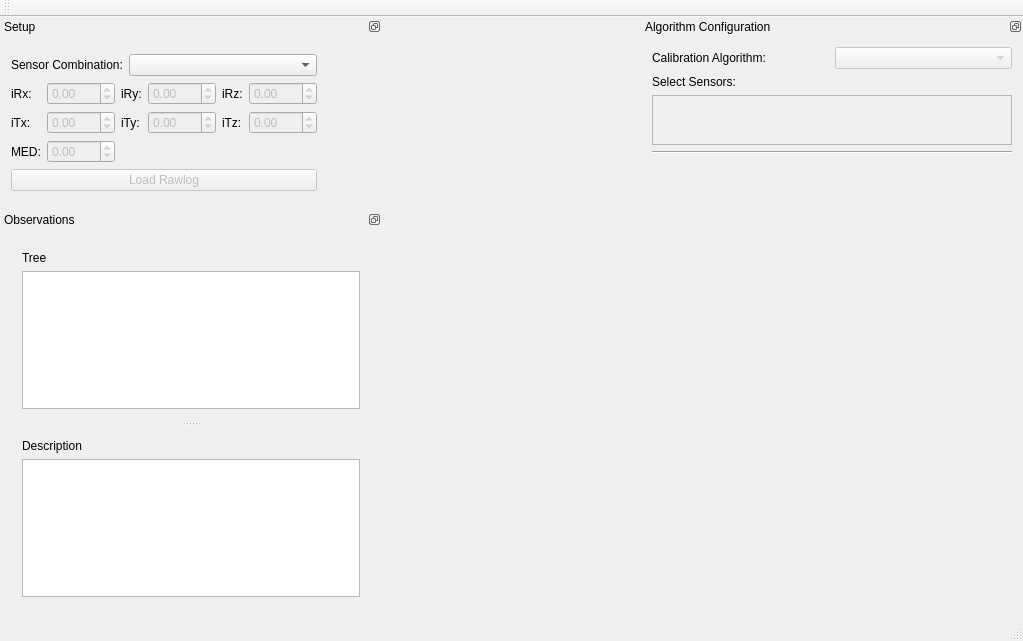
First picture: the form in gui/CMainWindow.ui, repository MRPT/autocalib-sensor-extrinsics, before the edit.
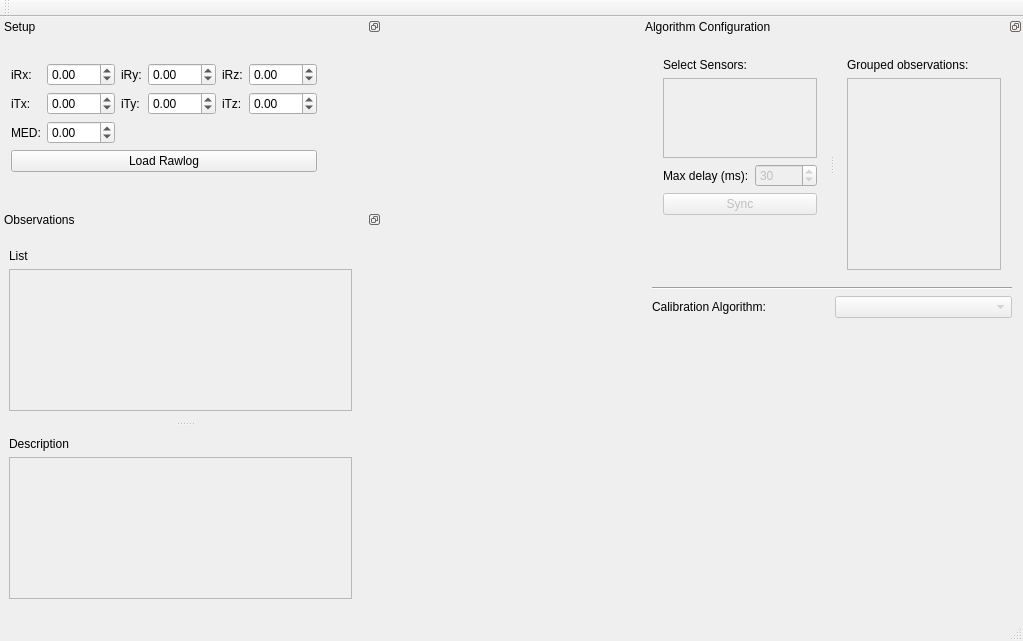
Second picture: the form after the edit. Custom widgets are drawn as their Qt base class.

Commit message:
Regroup observations based on time, GUI changes
* Added option to regroup observations based on time stamp proximity
* Added a list view to display original list of observations
* Refactoring

Patch:
```diff
--- a/gui/CMainWindow.ui
+++ b/gui/CMainWindow.ui
@@ -70,31 +70,12 @@
      </sizepolicy>
     </property>
     <layout class="QVBoxLayout" name="verticalLayout">
-     <item>
-      <layout class="QFormLayout" name="formLayout">
-       <item row="0" column="0">
-        <widget class="QLabel" name="sensors_label">
-         <property name="text">
-          <string>Sensor Combination:</string>
-         </property>
-        </widget>
-       </item>
-       <item row="0" column="1">
-        <widget class="QComboBox" name="sensors_cbox">
-         <item>
-          <property name="text">
-           <string/>
-          </property>
-         </item>
-         <item>
-          <property name="text">
-           <string>RGB-D - RGB-D</string>
-          </property>
-         </item>
-        </widget>
-       </item>
-      </layout>
-     </item>
+     <property name="topMargin">
+      <number>0</number>
+     </property>
+     <property name="rightMargin">
+      <number>9</number>
+     </property>
      <item>
       <layout class="QGridLayout" name="gridLayout">
        <item row="0" column="0">
@@ -107,7 +88,7 @@
        <item row="0" column="1">
         <widget class="QDoubleSpinBox" name="irx_sbox">
          <property name="enabled">
-          <bool>false</bool>
+          <bool>true</bool>
          </property>
          <property name="accessibleName">
           <string>irx</string>
@@ -133,7 +114,7 @@
        <item row="0" column="3">
         <widget class="QDoubleSpinBox" name="iry_sbox">
          <property name="enabled">
-          <bool>false</bool>
+          <bool>true</bool>
          </property>
          <property name="accessibleName">
           <string>iry</string>
@@ -159,7 +140,7 @@
        <item row="0" column="5">
         <widget class="QDoubleSpinBox" name="irz_sbox">
          <property name="enabled">
-          <bool>false</bool>
+          <bool>true</bool>
          </property>
          <property name="accessibleName">
           <string>irz</string>
@@ -185,7 +166,7 @@
        <item row="1" column="1">
         <widget class="QDoubleSpinBox" name="itx_sbox">
          <property name="enabled">
-          <bool>false</bool>
+          <bool>true</bool>
          </property>
          <property name="accessibleName">
           <string>itx</string>
@@ -211,7 +192,7 @@
        <item row="1" column="3">
         <widget class="QDoubleSpinBox" name="ity_sbox">
          <property name="enabled">
-          <bool>false</bool>
+          <bool>true</bool>
          </property>
          <property name="accessibleName">
           <string>ity</string>
@@ -237,7 +218,7 @@
        <item row="1" column="5">
         <widget class="QDoubleSpinBox" name="itz_sbox">
          <property name="enabled">
-          <bool>false</bool>
+          <bool>true</bool>
          </property>
          <property name="accessibleName">
           <string>itz</string>
@@ -263,7 +244,7 @@
        <item row="2" column="1">
         <widget class="QDoubleSpinBox" name="med_sbox">
          <property name="enabled">
-          <bool>false</bool>
+          <bool>true</bool>
          </property>
          <property name="minimum">
           <double>-10.000000000000000</double>
@@ -281,7 +262,7 @@
      <item>
       <widget class="QPushButton" name="load_rlog_button">
        <property name="enabled">
-        <bool>false</bool>
+        <bool>true</bool>
        </property>
        <property name="text">
         <string>Load Rawlog</string>
@@ -315,40 +296,67 @@
    </attribute>
    <widget class="QWidget" name="observations_dockwidget_contents">
     <layout class="QVBoxLayout" name="verticalLayout_6">
+     <property name="leftMargin">
+      <number>9</number>
+     </property>
+     <property name="rightMargin">
+      <number>21</number>
+     </property>
      <item>
       <widget class="QSplitter" name="splitter">
+       <property name="lineWidth">
+        <number>1</number>
+       </property>
        <property name="orientation">
         <enum>Qt::Vertical</enum>
        </property>
        <property name="handleWidth">
         <number>8</number>
        </property>
-       <widget class="QWidget" name="">
+       <widget class="QWidget" name="layoutWidget">
         <layout class="QVBoxLayout" name="observations_treeview_group">
+         <property name="leftMargin">
+          <number>0</number>
+         </property>
+         <property name="topMargin">
+          <number>9</number>
+         </property>
+         <property name="rightMargin">
+          <number>9</number>
+         </property>
+         <property name="bottomMargin">
+          <number>9</number>
+         </property>
          <item>
           <widget class="QLabel" name="observations_treeview_label">
            <property name="text">
-            <string>Tree</string>
+            <string>List</string>
            </property>
           </widget>
          </item>
          <item>
-          <widget class="QTreeView" name="observations_treeview">
-           <property name="sizePolicy">
-            <sizepolicy hsizetype="Expanding" vsizetype="Expanding">
-             <horstretch>0</horstretch>
-             <verstretch>1</verstretch>
-            </sizepolicy>
-           </property>
-           <attribute name="headerVisible">
+          <widget class="QListView" name="observations_treeview">
+           <property name="enabled">
             <bool>false</bool>
-           </attribute>
+           </property>
           </widget>
          </item>
         </layout>
        </widget>
-       <widget class="QWidget" name="">
+       <widget class="QWidget" name="layoutWidget">
         <layout class="QVBoxLayout" name="observations_description_group">
+         <property name="leftMargin">
+          <number>0</number>
+         </property>
+         <property name="topMargin">
+          <number>9</number>
+         </property>
+         <property name="rightMargin">
+          <number>9</number>
+         </property>
+         <property name="bottomMargin">
+          <number>9</number>
+         </property>
          <item>
           <widget class="QLabel" name="observations_description_label">
            <property name="text">
@@ -357,7 +365,17 @@
           </widget>
          </item>
          <item>
-          <widget class="QTextBrowser" name="observations_description_textbrowser"/>
+          <widget class="QTextBrowser" name="observations_description_textbrowser">
+           <property name="enabled">
+            <bool>false</bool>
+           </property>
+           <property name="sizePolicy">
+            <sizepolicy hsizetype="Expanding" vsizetype="Expanding">
+             <horstretch>0</horstretch>
+             <verstretch>0</verstretch>
+            </sizepolicy>
+           </property>
+          </widget>
          </item>
         </layout>
        </widget>
@@ -376,7 +394,7 @@
    <property name="minimumSize">
     <size>
      <width>382</width>
-     <height>154</height>
+     <height>316</height>
     </size>
    </property>
    <property name="accessibleName">
@@ -414,6 +432,137 @@
      <string>config_content</string>
     </property>
     <layout class="QVBoxLayout" name="verticalLayout_3">
+     <item>
+      <widget class="QSplitter" name="observations_splitter">
+       <property name="orientation">
+        <enum>Qt::Horizontal</enum>
+       </property>
+       <property name="handleWidth">
+        <number>8</number>
+       </property>
+       <widget class="QWidget" name="layoutWidget">
+        <layout class="QVBoxLayout" name="observations_config_group" stretch="0,0,0,1">
+         <item>
+          <layout class="QVBoxLayout" name="sensors_selection_group" stretch="0,1">
+           <item>
+            <widget class="QLabel" name="sensors_selection_label">
+             <property name="text">
+              <string>Select Sensors:</string>
+             </property>
+            </widget>
+           </item>
+           <item>
+            <widget class="QListWidget" name="sensors_selection_list">
+             <property name="enabled">
+              <bool>false</bool>
+             </property>
+             <property name="sizePolicy">
+              <sizepolicy hsizetype="Preferred" vsizetype="Expanding">
+               <horstretch>0</horstretch>
+               <verstretch>1</verstretch>
+              </sizepolicy>
+             </property>
+             <property name="maximumSize">
+              <size>
+               <width>16777215</width>
+               <height>80</height>
+              </size>
+             </property>
+            </widget>
+           </item>
+          </layout>
+         </item>
+         <item>
+          <layout class="QHBoxLayout" name="observations_delay_group">
+           <item>
+            <widget class="QLabel" name="observations_delay_label">
+             <property name="text">
+              <string>Max delay (ms):</string>
+             </property>
+            </widget>
+           </item>
+           <item>
+            <widget class="QSpinBox" name="observations_delay">
+             <property name="enabled">
+              <bool>false</bool>
+             </property>
+             <property name="minimum">
+              <number>0</number>
+             </property>
+             <property name="maximum">
+              <number>5000</number>
+             </property>
+             <property name="singleStep">
+              <number>10</number>
+             </property>
+             <property name="value">
+              <number>30</number>
+             </property>
+            </widget>
+           </item>
+          </layout>
+         </item>
+         <item>
+          <widget class="QPushButton" name="sync_observations_button">
+           <property name="enabled">
+            <bool>false</bool>
+           </property>
+           <property name="text">
+            <string>Sync</string>
+           </property>
+          </widget>
+         </item>
+         <item>
+          <spacer name="observations_config_group_spacer">
+           <property name="orientation">
+            <enum>Qt::Vertical</enum>
+           </property>
+           <property name="sizeHint" stdset="0">
+            <size>
+             <width>20</width>
+             <height>40</height>
+            </size>
+           </property>
+          </spacer>
+         </item>
+        </layout>
+       </widget>
+       <widget class="QWidget" name="layoutWidget">
+        <layout class="QVBoxLayout" name="grouped_observations_group">
+         <item>
+          <widget class="QLabel" name="grouped_observations_label">
+           <property name="text">
+            <string>Grouped observations:</string>
+           </property>
+          </widget>
+         </item>
+         <item>
+          <widget class="QTreeView" name="grouped_observations_treeview">
+           <property name="enabled">
+            <bool>false</bool>
+           </property>
+           <property name="sizePolicy">
+            <sizepolicy hsizetype="Expanding" vsizetype="Expanding">
+             <horstretch>0</horstretch>
+             <verstretch>0</verstretch>
+            </sizepolicy>
+           </property>
+           <attribute name="headerVisible">
+            <bool>false</bool>
+           </attribute>
+          </widget>
+         </item>
+        </layout>
+       </widget>
+      </widget>
+     </item>
+     <item>
+      <widget class="Line" name="line">
+       <property name="orientation">
+        <enum>Qt::Horizontal</enum>
+       </property>
+      </widget>
+     </item>
      <item>
       <layout class="QHBoxLayout" name="algo_group">
        <item>
@@ -428,6 +577,12 @@
          <property name="enabled">
           <bool>false</bool>
          </property>
+         <property name="sizePolicy">
+          <sizepolicy hsizetype="Preferred" vsizetype="Fixed">
+           <horstretch>0</horstretch>
+           <verstretch>0</verstretch>
+          </sizepolicy>
+         </property>
          <item>
           <property name="text">
            <string/>
@@ -448,40 +603,7 @@
       </layout>
      </item>
      <item>
-      <widget class="QLabel" name="label">
-       <property name="text">
-        <string>Select Sensors:</string>
-       </property>
-      </widget>
-     </item>
-     <item>
-      <widget class="QListWidget" name="sensors_selection_list">
-       <property name="enabled">
-        <bool>false</bool>
-       </property>
-       <property name="sizePolicy">
-        <sizepolicy hsizetype="Preferred" vsizetype="Preferred">
-         <horstretch>0</horstretch>
-         <verstretch>0</verstretch>
-        </sizepolicy>
-       </property>
-       <property name="maximumSize">
-        <size>
-         <width>16777215</width>
-         <height>50</height>
-        </size>
-       </property>
-      </widget>
-     </item>
-     <item>
-      <widget class="Line" name="line">
-       <property name="orientation">
-        <enum>Qt::Horizontal</enum>
-       </property>
-      </widget>
-     </item>
-     <item>
-      <spacer name="verticalSpacer">
+      <spacer name="configuration_spacer">
        <property name="orientation">
         <enum>Qt::Vertical</enum>
        </property>
```
The commit also changes 4 other files.
